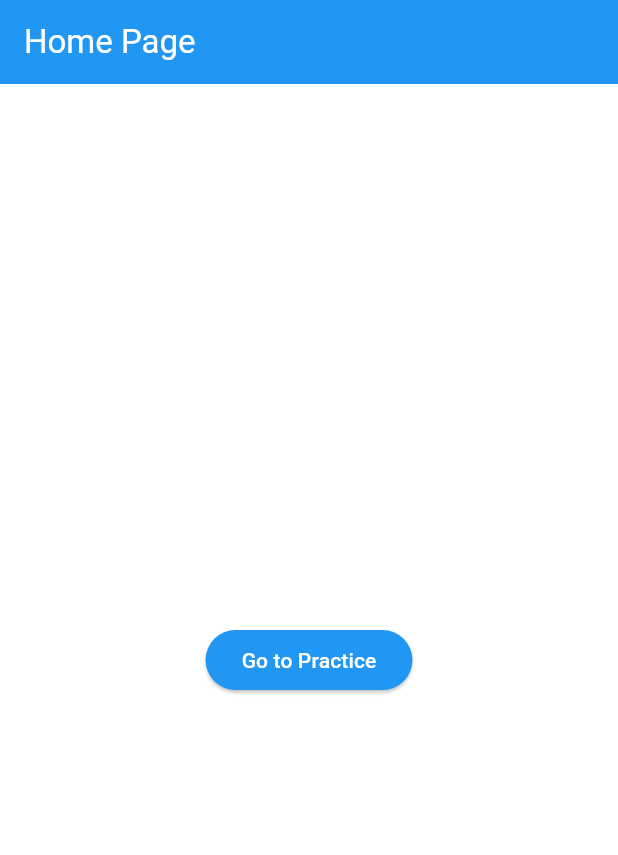
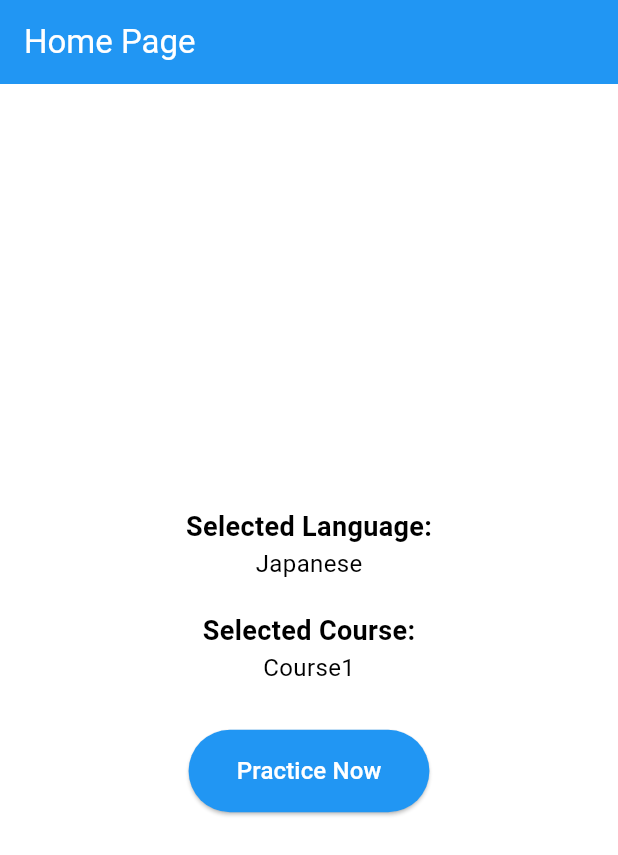
Before and after one commit to DenzelHuang/se_wmp_project, a Flutter app: the screen it shows after launch, on a phone screen of 412 x 824 dp. Shown: the top 855 px of the screen. Run offline on Flutter 3.47's test engine with Material 3 defaults, Android fonts, the phone set to English and light mode, and no system bars.

Commit message:
Basic UI and Placeholders
- Added placeholders for selected language and course in HomePage.
- Added placeholders for word guessing interface in PracticePage.
- Implemented CoursesPage with static list of courses.
- Implemented navigation from CoursesPage to CourseDetailPage with word list.

```diff
--- a/lib/pages/home_page.dart
+++ b/lib/pages/home_page.dart
@@ -1,4 +1,5 @@
 import 'package:flutter/material.dart';
+import 'package:se_wmp_project/pages/courses_page.dart';
 import 'package:se_wmp_project/pages/practice_page.dart';
 
 class HomePage extends StatelessWidget {
@@ -6,14 +7,58 @@ class HomePage extends StatelessWidget {
 
   @override
   Widget build(BuildContext context) {
+    // Temporary placeholders for selected language and course
+    const String selectedLanguage = "Japanese";
+    const String selectedCourse = "Course1";
+
     return Scaffold(
       appBar: AppBar(title: const Text("Home Page")),
       body: Center(
-        child: ElevatedButton(
-          child: const Text("Go to Practice"),
-          onPressed: () {
-            Navigator.push(context, MaterialPageRoute(builder: (context) => const PracticePage()));
-          },
+        child: Column(
+          mainAxisSize: MainAxisSize.min,
+          children: [
+            // Display the current selected language
+            const Text(
+              "Selected Language:",
+              style: TextStyle(fontSize: 18, fontWeight: FontWeight.bold),
+            ),
+            const Text(
+              selectedLanguage,
+              style: TextStyle(fontSize: 16),
+            ),
+            const SizedBox(height: 20),
+
+            // Display the current selected course
+            const Text(
+              "Selected Course:",
+              style: TextStyle(fontSize: 18, fontWeight: FontWeight.bold),
+            ),
+            const Text(
+              selectedCourse,
+              style: TextStyle(fontSize: 16),
+            ),
+            const SizedBox(height: 30),
+
+            // Button to practice
+            ElevatedButton(
+              style: ElevatedButton.styleFrom(
+                padding:
+                    const EdgeInsets.symmetric(horizontal: 32, vertical: 16),
+              ),
+              child: const Text(
+                "Practice Now",
+                style: TextStyle(fontSize: 16),
+              ),
+              onPressed: () {
+                Navigator.push(
+                  context,
+                  MaterialPageRoute(
+                    builder: (context) => const PracticePage(),
+                  ),
+                );
+              },
+            ),
+          ],
         ),
       ),
     );
```
Also changed, not shown: lib/pages/courses_page.dart (+66 -3 lines), lib/pages/practice_page.dart (+29 -19 lines).
